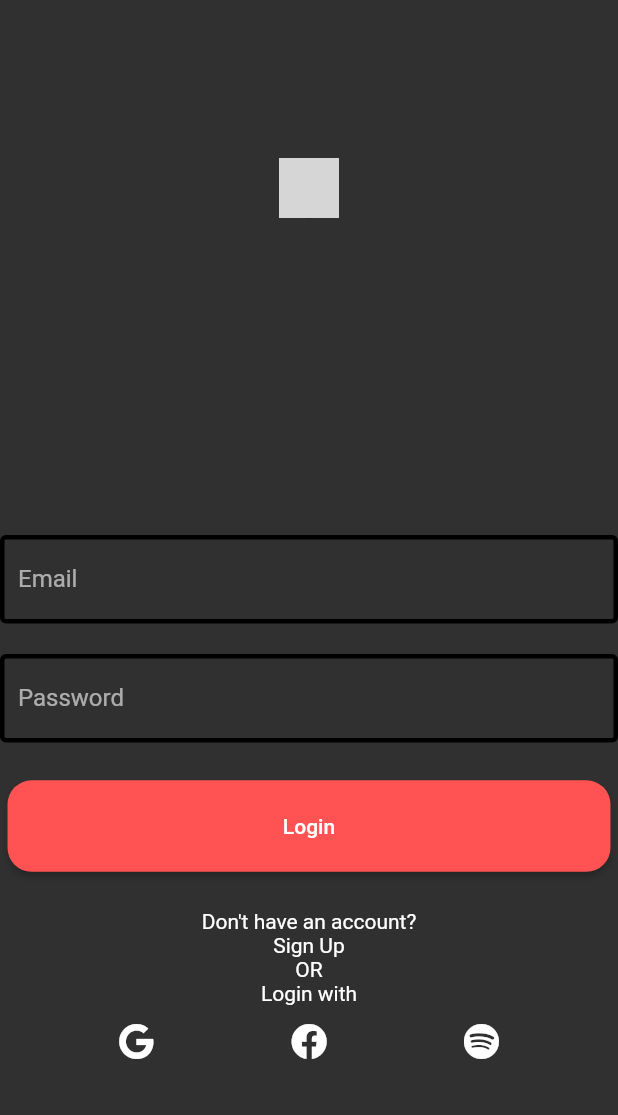
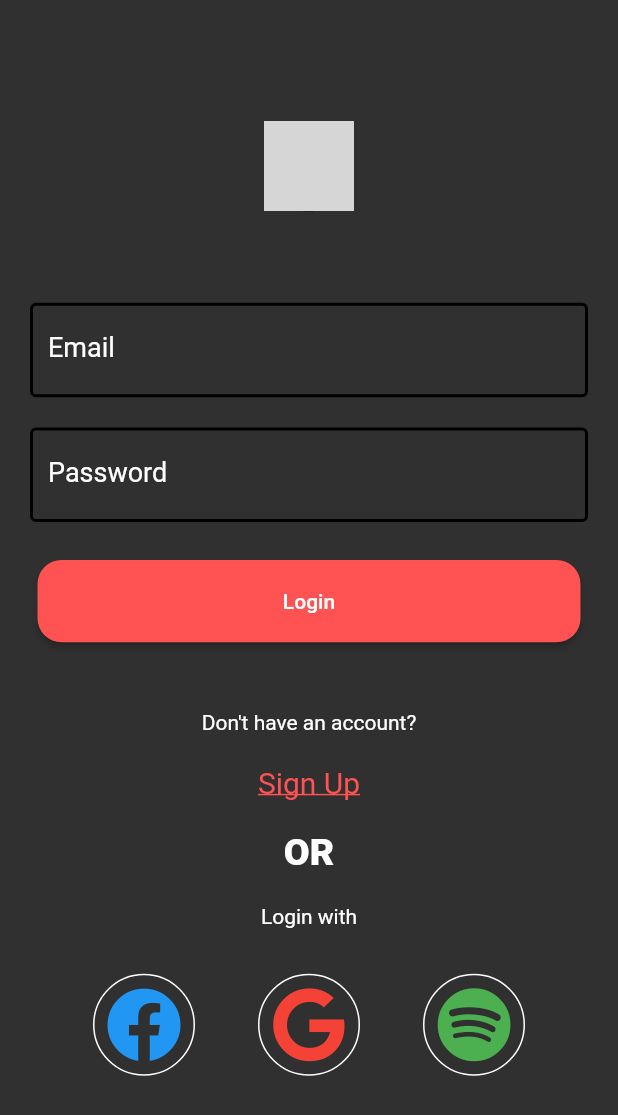
Before and after one commit to wick3ds0ul/Track-My-Show, a Flutter app: the screen it shows after launch, on a phone screen of 412 x 824 dp. Shown: the top 1115 px of the screen. Run offline on Flutter 3.47's test engine with Material 2 defaults, Android fonts, the phone set to English and light mode, and no system bars; our stand-ins replace font_awesome_flutter, google_fonts; network calls fail; Roboto replaces fonts that are missing (Georgia, Hind); grey boxes are pictures that could not be loaded.

Commit message:
Add style to Login Screen

```diff
--- a/lib/Screens/LoginScreen/login_screen.dart
+++ b/lib/Screens/LoginScreen/login_screen.dart
@@ -1,6 +1,7 @@
 import 'package:flutter/material.dart';
 import 'package:font_awesome_flutter/font_awesome_flutter.dart';
 import 'package:track_my_show/utils/size_config.dart';
+import 'package:google_fonts/google_fonts.dart';
 
 class LoginScreen extends StatefulWidget {
   @override
@@ -13,13 +14,23 @@ class _LoginScreenState extends State<LoginScreen> {
   @override
   Widget build(BuildContext context) {
     return Scaffold(
-        body: Center(
+        body: SingleChildScrollView(
+      child: Padding(
+        padding: const EdgeInsets.all(20.0),
+        child: Center(
           child: Column(
             mainAxisAlignment: MainAxisAlignment.spaceAround,
             children: [
+              SizedBox(
+                height: getProportionateScreenHeight(60),
+              ),
               CircleAvatar(
+                radius: 30,
                 backgroundImage: NetworkImage(
                     'https://i.pinimg.com/originals/c1/65/1f/c1651f598d212acdfe551f103548e495.png'),
+              ),
+              SizedBox(
+                height: getProportionateScreenHeight(60),
               ),
               Form(
                 key: _formKey,
@@ -28,12 +39,24 @@ class _LoginScreenState extends State<LoginScreen> {
                   children: [
                     TextFormField(
                       decoration: InputDecoration(
-                    hintText: 'Email',
+                        labelText: 'Email',
+                        labelStyle: GoogleFonts.roboto(
+                            textStyle: Theme.of(context).textTheme.headline4,
+                            fontSize: 18,
+                            // fontWeight: FontWeight.w200,
+                            color: Colors.white),
+                        hintText: 'youremail@example.com',
+                        hintStyle: GoogleFonts.roboto(
+                          textStyle: Theme.of(context).textTheme.headline4,
+                          fontSize: 20,
+                          fontWeight: FontWeight.w200,
+                        ),
                         focusedBorder: OutlineInputBorder(
+                            borderSide: BorderSide(
+                                color: Colors.redAccent, width: 2.0)),
+                        enabledBorder: OutlineInputBorder(
                           borderSide:
-                            BorderSide(color: Colors.purple, width: 3.0)),
-                    enabledBorder: OutlineInputBorder(
-                      borderSide: BorderSide(color: Colors.black, width: 3.0),
+                              BorderSide(color: Colors.black, width: 2.0),
                         ),
                       ),
                       validator: validateEmail,
@@ -44,12 +67,24 @@ class _LoginScreenState extends State<LoginScreen> {
                     TextFormField(
                       obscureText: true,
                       decoration: InputDecoration(
-                    hintText: 'Password',
+                        labelText: 'Password',
+                        labelStyle: GoogleFonts.roboto(
+                            textStyle: Theme.of(context).textTheme.headline4,
+                            fontSize: 18,
+                            // fontWeight: FontWeight.w200,
+                            color: Colors.white),
+                        hintText: 'Your Password',
+                        hintStyle: GoogleFonts.roboto(
+                          textStyle: Theme.of(context).textTheme.headline4,
+                          fontSize: 20,
+                          fontWeight: FontWeight.w200,
+                        ),
                         focusedBorder: OutlineInputBorder(
+                            borderSide: BorderSide(
+                                color: Colors.redAccent, width: 2.0)),
+                        enabledBorder: OutlineInputBorder(
                           borderSide:
-                            BorderSide(color: Colors.purple, width: 3.0)),
-                    enabledBorder: OutlineInputBorder(
-                      borderSide: BorderSide(color: Colors.black, width: 3.0),
+                              BorderSide(color: Colors.black, width: 2.0),
                         ),
                       ),
                       validator: validatePassword,
@@ -66,39 +101,88 @@ class _LoginScreenState extends State<LoginScreen> {
                         },
                         color: Colors.redAccent),
                     SizedBox(
+                      height: getProportionateScreenHeight(40),
+                    ),
+                    Text('Don\'t have an account?'),
+                    SizedBox(
                       height: getProportionateScreenHeight(20),
                     ),
-                Text('Don\'t have an account?'),
-                Text('Sign Up'),
-                Text('OR'),
+                    Text(
+                      'Sign Up',
+                      style: GoogleFonts.roboto(
+                        fontSize: 20,
+                        decoration: TextDecoration.underline,
+                        color: Colors.redAccent,
+                        fontWeight: FontWeight.w400,
+                      ),
+                    ),
+                    SizedBox(
+                      height: getProportionateScreenHeight(20),
+                    ),
+                    Text(
+                      'OR',
+                      style: GoogleFonts.roboto(
+                        fontSize: 25,
+                        fontWeight: FontWeight.w800,
+                      ),
+                    ),
+                    SizedBox(
+                      height: getProportionateScreenHeight(20),
+                    ),
                     Text('Login with'),
+                    SizedBox(
+                      height: getProportionateScreenHeight(30),
+                    ),
                     Row(
                       mainAxisAlignment: MainAxisAlignment.spaceEvenly,
                       children: [
-                    IconButton(
+                        Container(
+                          decoration: BoxDecoration(
+                              shape: BoxShape.circle,
+                              border: Border.all(color: Colors.white)),
+                          child: IconButton(
+                              iconSize: 50,
+                              color: Colors.blue,
+                              // Use the FaIcon Widget + FontAwesomeIcons class for the IconData
+                              icon: FaIcon(FontAwesomeIcons.facebook),
+                              onPressed: () {
+                                print("Pressed");
+                              }),
+                        ),
+                        Container(
+                          decoration: BoxDecoration(
+                              shape: BoxShape.circle,
+                              border: Border.all(color: Colors.white)),
+                          child: IconButton(
+                              iconSize: 50,
+                              color: Colors.red,
                               // Use the FaIcon Widget + FontAwesomeIcons class for the IconData
                               icon: FaIcon(FontAwesomeIcons.google),
                               onPressed: () {
                                 print("Pressed");
                               }),
-                    IconButton(
-                        // Use the FaIcon Widget + FontAwesomeIcons class for the IconData
-                        icon: FaIcon(FontAwesomeIcons.facebook),
-                        onPressed: () {
-                          print("Pressed");
-                        }),
-                    IconButton(
+                        ),
+                        Container(
+                          decoration: BoxDecoration(
+                              shape: BoxShape.circle,
+                              border: Border.all(color: Colors.white)),
+                          child: IconButton(
+                              iconSize: 50,
+                              color: Colors.green,
                               // Use the FaIcon Widget + FontAwesomeIcons class for the IconData
                               icon: FaIcon(FontAwesomeIcons.spotify),
                               onPressed: () {
                                 print("Pressed");
                               }),
+                        ),
                       ],
                     )
                   ],
                 ),
               ),
             ],
+          ),
+        ),
       ),
     ));
   }
--- a/lib/main.dart
+++ b/lib/main.dart
@@ -31,9 +31,6 @@ class _MyHomePageState extends State<MyHomePage> {
   Widget build(BuildContext context) {
     SizeConfig().init(context);
     return Scaffold(
-      // body: Center(
-      //   child: Text('Track My Show'),
-      // ),
       body: LoginScreen(),
     );
   }
--- a/pubspec.yaml
+++ b/pubspec.yaml
@@ -25,6 +25,7 @@ dependencies:
     sdk: flutter
   #Icons and fonts
   font_awesome_flutter: ^9.0.0
+  google_fonts: ^2.0.0
 
   # The following adds the Cupertino Icons font to your application.
   # Use with the CupertinoIcons class for iOS style icons.
```
Also changed, not shown: pubspec.lock. Lines whose indentation alone changed are shown as unchanged.
